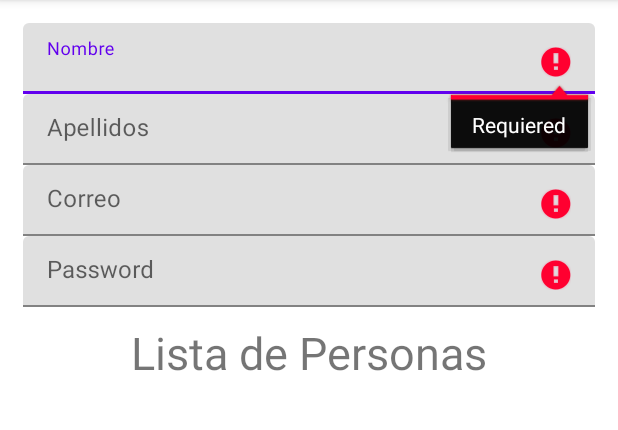
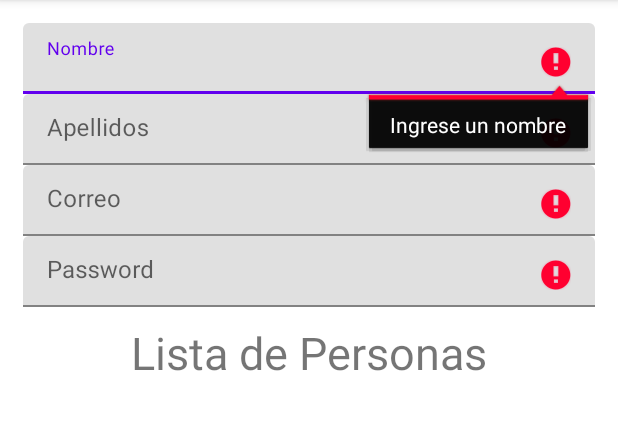
Before and after one commit to DevilsKind98/ProyectoAndroid, an Android app: the screen it shows after launch (MainActivity), after a tap on "Edit Done", on a phone screen of 412 x 824 dp, the part 84-514 px from its top. Run offline under Robolectric (Android 15) with nearby library versions, the phone set to English and light mode, and no system bars; our stand-ins replace Firebase (no records; nobody signed in at launch, a user with empty details on screens opened directly).

Commit message:
Intento de metodos numericos, actualizacion de validacion de errores

```diff
--- a/crudFireBaseApp/app/src/main/java/mx/edu/itl/proyecto/crudfirebaseapp/MainActivity.java
+++ b/crudFireBaseApp/app/src/main/java/mx/edu/itl/proyecto/crudfirebaseapp/MainActivity.java
@@ -146,13 +146,13 @@ public class MainActivity extends AppCompatActivity {
                     validacion();
                 }*/
                 if (nombre.length()==0){
-                    nomP.setError("Requiered");
+                    nomP.setError("Ingrese un nombre");
                 }
                 if (correo.length()==0){
-                    correoP.setError("Requiered");
+                    correoP.setError("Ingrese un numero");
                 }
                 if (password.length()==0){
-                    passwordP.setError("Requiered");
+                    passwordP.setError("Contraseña requerida");
                 }
                 if(app.length()==0){
                     appP.setError("Requiered");
```
Also changed, not shown: crudFireBaseApp/app/src/main/java/mx/edu/itl/proyecto/crudfirebaseapp/modelo/Persona.java (+13 -0 lines).
